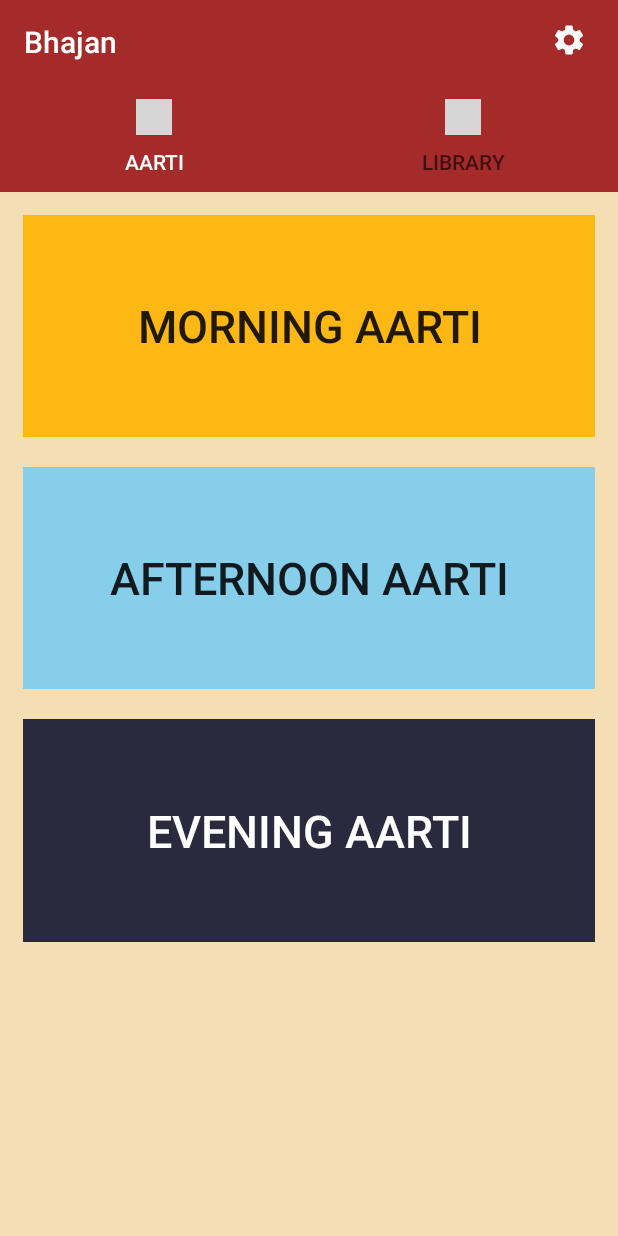
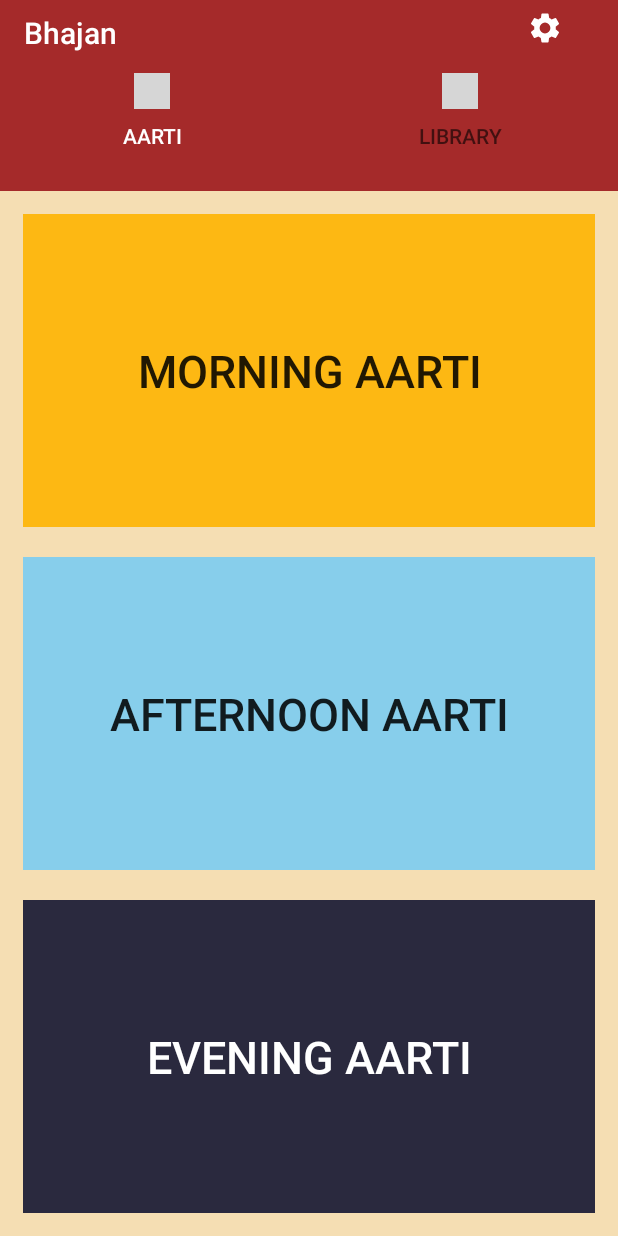
Before and after one commit to priyamshah112/aartimusicapp, an Android app: the MainActivity screen opened directly, with no data from a screen before it, on a phone screen of 412 x 824 dp. Run offline under Robolectric (Android 15) with nearby library versions, the phone set to English and light mode, and no system bars; our stand-ins replace AdMob; libraries missing offline, so code that uses them is left out: com.firebase.client, com.karumi.dexter; 9 statements that could not run were skipped; grey boxes are pictures that could not be loaded.

Commit message:
now any further changes are subject to code at risk

```diff
--- a/app/src/main/java/com/example/letsplay/MainActivity.java
+++ b/app/src/main/java/com/example/letsplay/MainActivity.java
@@ -47,6 +47,7 @@ public class MainActivity extends AppCompatActivity {
     private AdView mmAdView;
     @Override
     protected void onCreate(Bundle savedInstanceState) {
+        //"ca-app-pub-3940256099942544/1033173712"
         super.onCreate(savedInstanceState);
         setContentView(R.layout.activity_main);
         mToolbar = findViewById(R.id.toolbar);
--- a/app/src/main/res/layout/activity_main.xml
+++ b/app/src/main/res/layout/activity_main.xml
@@ -1,29 +1,70 @@
 <?xml version="1.0" encoding="utf-8"?>
-<androidx.constraintlayout.widget.ConstraintLayout xmlns:android="http://schemas.android.com/apk/res/android"
+<RelativeLayout xmlns:android="http://schemas.android.com/apk/res/android"
     xmlns:app="http://schemas.android.com/apk/res-auto"
     xmlns:tools="http://schemas.android.com/tools"
     android:layout_width="match_parent"
     android:layout_height="match_parent"
-    android:background="@color/colorBackground"
-    tools:context=".MainActivity">
+    tools:context=".MainActivity"
+    android:background="@color/colorPrimaryDark">
+
 
     <androidx.appcompat.widget.Toolbar
         android:id="@+id/toolbar"
         android:layout_width="match_parent"
         android:layout_height="wrap_content"
+
+        android:layout_alignParentTop="true"
+        android:layout_marginTop="-6dp"
         android:background="@color/colorPrimary"
-
         app:layout_constraintEnd_toEndOf="parent"
         app:layout_constraintHorizontal_bias="0.0"
         app:layout_constraintStart_toStartOf="parent"
         app:layout_constraintTop_toTopOf="parent"
         app:titleTextColor="#fff" />
 
+    <com.google.android.material.tabs.TabLayout
+        android:id="@+id/tabLayout"
+        android:layout_width="416dp"
+        android:layout_height="wrap_content"
+        android:layout_below="@+id/toolbar"
+        android:layout_alignParentStart="true"
+        android:layout_alignParentEnd="true"
+        android:layout_marginStart="-1dp"
+        android:layout_marginTop="-11dp"
+        android:layout_marginEnd="2dp"
+        android:background="@color/colorPrimary"
+        app:layout_constraintBottom_toTopOf="@+id/adView"
+        app:layout_constraintEnd_toEndOf="parent"
+        app:layout_constraintHorizontal_bias="0.0"
+        app:layout_constraintStart_toStartOf="parent"
+        app:layout_constraintTop_toBottomOf="@+id/toolbar"
+        app:layout_constraintVertical_bias="0.0"
+        app:tabSelectedTextColor="#fff">
+
+        <com.google.android.material.tabs.TabItem
+            android:id="@+id/aartiTabItem"
+            android:layout_width="wrap_content"
+            android:layout_height="wrap_content"
+            android:icon="@drawable/ic_audiotrack_black_24dp"
+            android:text="@string/aarti" />
+
+        <com.google.android.material.tabs.TabItem
+            android:id="@+id/libraryTabItem"
+            android:layout_width="wrap_content"
+            android:layout_height="wrap_content"
+            android:icon="@drawable/ic_queue_music_black_24dp"
+            android:text="@string/library" />
+
+    </com.google.android.material.tabs.TabLayout>
 
     <ImageButton
         android:id="@+id/setting"
-        android:layout_width="65dp"
-        android:layout_height="53dp"
+        android:layout_width="105dp"
+        android:layout_height="37dp"
+        android:layout_alignParentStart="true"
+        android:layout_alignParentEnd="true"
+        android:layout_marginStart="312dp"
+        android:layout_marginEnd="-2dp"
         android:background="@color/colorPrimary"
         app:layout_constraintEnd_toEndOf="@+id/toolbar"
         app:layout_constraintHorizontal_bias="1.0"
@@ -31,42 +72,23 @@
         app:layout_constraintTop_toTopOf="parent"
         app:srcCompat="@drawable/setting" />
 
-    <com.google.android.material.tabs.TabLayout
-        android:id="@+id/tabLayout"
-        android:layout_width="match_parent"
-        android:layout_height="wrap_content"
-        android:background="@color/colorPrimary"
-        app:layout_constraintEnd_toEndOf="parent"
-        app:layout_constraintStart_toStartOf="parent"
-        app:layout_constraintTop_toBottomOf="@+id/toolbar"
-        app:tabSelectedTextColor="#fff">
-        <com.google.android.material.tabs.TabItem
-            android:layout_width="wrap_content"
-            android:layout_height="wrap_content"
-            android:id="@+id/aartiTabItem"
-            android:icon="@drawable/ic_audiotrack_black_24dp"
-            android:text="@string/aarti"
-            />
-        <com.google.android.material.tabs.TabItem
-            android:layout_width="wrap_content"
-            android:layout_height="wrap_content"
-            android:id="@+id/libraryTabItem"
-            android:icon="@drawable/ic_queue_music_black_24dp"
-            android:text="@string/library"
-            />
-
-    </com.google.android.material.tabs.TabLayout>
-
     <androidx.viewpager.widget.ViewPager
         android:id="@+id/pager"
         android:layout_width="match_parent"
-        android:layout_height="515dp"
-        app:layout_constraintBottom_toTopOf="@+id/adView"
+        android:layout_height="524dp"
+        android:layout_below="@+id/adView"
+        android:layout_alignParentEnd="true"
+        android:layout_alignParentBottom="true"
+        android:layout_marginTop="10dp"
+        android:layout_marginEnd="0dp"
+        android:layout_marginBottom="0dp"
+        app:layout_constraintBottom_toBottomOf="parent"
         app:layout_constraintEnd_toEndOf="parent"
         app:layout_constraintHorizontal_bias="0.0"
         app:layout_constraintStart_toStartOf="parent"
         app:layout_constraintTop_toBottomOf="@+id/tabLayout"
-        app:layout_constraintVertical_bias="0.0">
+        app:layout_constraintVertical_bias="0.816">
+
 
     </androidx.viewpager.widget.ViewPager>
 
@@ -74,14 +96,31 @@
         android:id="@+id/adView"
         android:layout_width="wrap_content"
         android:layout_height="wrap_content"
-        android:layout_alignParentBottom="true"
-        android:layout_centerHorizontal="true"
-        android:layout_marginBottom="4dp"
+        android:layout_below="@+id/toolbar"
+        android:layout_alignParentStart="true"
+        android:layout_alignParentEnd="true"
+        android:layout_marginStart="56dp"
+        android:layout_marginTop="67dp"
+        android:layout_marginEnd="43dp"
+        android:background="@color/colorPrimaryDark"
         app:adSize="BANNER"
         app:adUnitId="ca-app-pub-3940256099942544/6300978111"
         app:layout_constraintBottom_toBottomOf="parent"
         app:layout_constraintEnd_toEndOf="parent"
         app:layout_constraintStart_toStartOf="parent"></com.google.android.gms.ads.AdView>
+    <!--    <TextView-->
+<!--        android:id="@+id/textView"-->
+<!--        android:layout_width="wrap_content"-->
+<!--        android:layout_height="wrap_content"-->
+<!--        android:layout_marginBottom="20dp"-->
+<!--        android:textStyle="bold"-->
+<!--        android:text="@string/app_name"-->
+<!--        android:layout_gravity="center"-->
+<!--        android:textColor="@color/cardview_light_background"-->
+<!--        android:textSize="25sp"-->
+<!--        app:layout_constraintBottom_toBottomOf="@+id/toolbar"-->
+<!--        app:layout_constraintEnd_toEndOf="@+id/toolbar"-->
+<!--        app:layout_constraintStart_toStartOf="@+id/toolbar" />-->
 
 
-</androidx.constraintlayout.widget.ConstraintLayout>
+</RelativeLayout>
```
